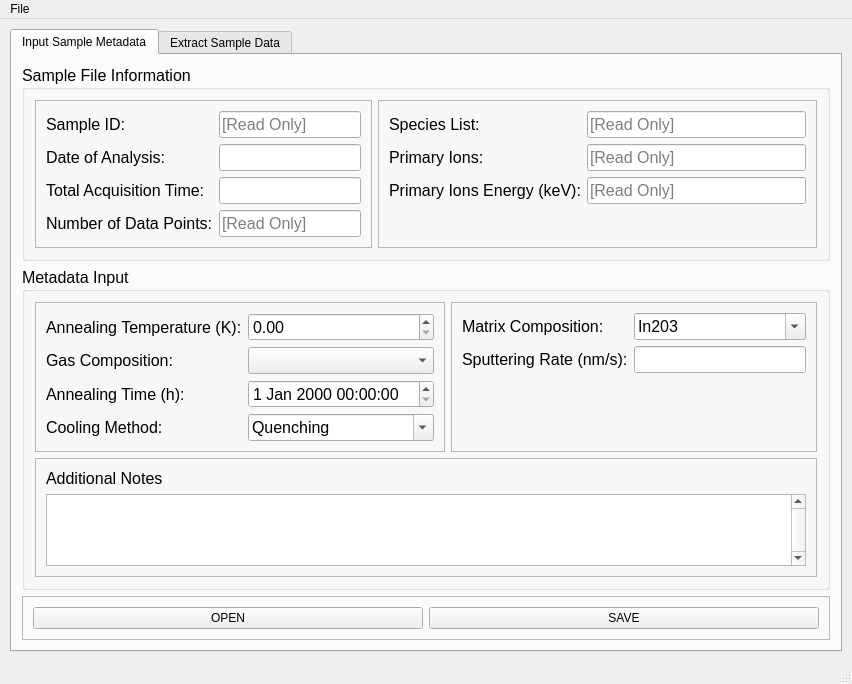
The window that programFiles/MainUI.ui (Gimb0/KS1911-SIMS) describes before a commit, drawn with Qt 5.
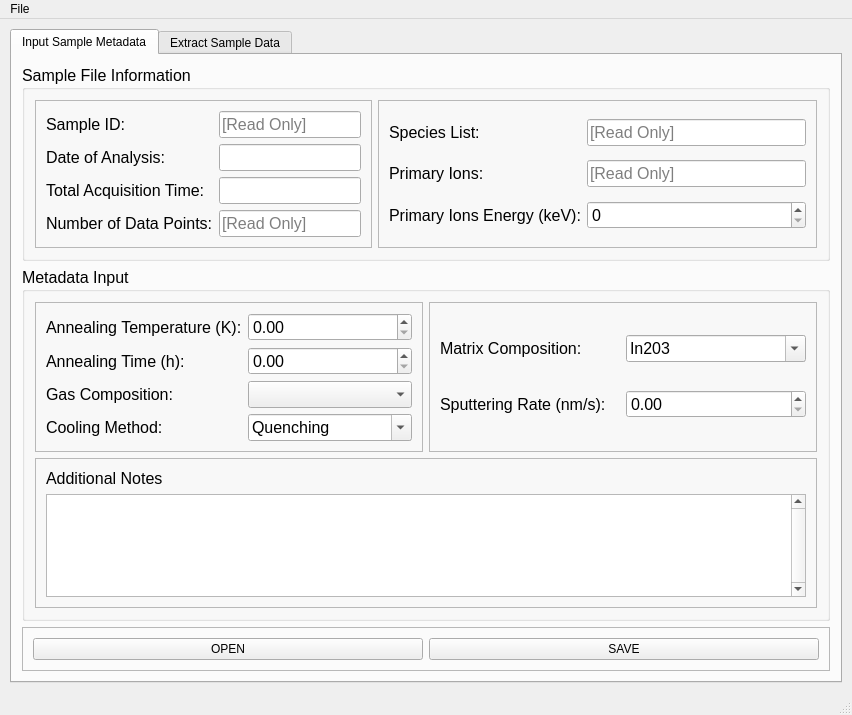
The same window after the commit. The open tabs and pages were chosen to show the change.

Patch:
```diff
--- a/programFiles/MainUI.ui
+++ b/programFiles/MainUI.ui
@@ -7,7 +7,7 @@
     <x>0</x>
     <y>0</y>
     <width>852</width>
-    <height>641</height>
+    <height>715</height>
    </rect>
   </property>
   <property name="sizePolicy">
@@ -23,8 +23,11 @@
    <layout class="QGridLayout" name="gridLayout_4">
     <item row="0" column="0">
      <widget class="QTabWidget" name="TabWidget">
+      <property name="tabPosition">
+       <enum>QTabWidget::North</enum>
+      </property>
       <property name="currentIndex">
-       <number>1</number>
+       <number>0</number>
       </property>
       <widget class="QWidget" name="InputTab">
        <attribute name="title">
@@ -32,9 +35,9 @@
        </attribute>
        <layout class="QVBoxLayout" name="verticalLayout_2">
         <item>
-         <widget class="QGroupBox" name="inputDataGroupBox">
+         <widget class="QGroupBox" name="metadataGroup">
           <property name="sizePolicy">
-           <sizepolicy hsizetype="Expanding" vsizetype="Expanding">
+           <sizepolicy hsizetype="Preferred" vsizetype="Preferred">
             <horstretch>0</horstretch>
             <verstretch>0</verstretch>
            </sizepolicy>
@@ -47,12 +50,12 @@
           <property name="title">
            <string>Sample File Information</string>
           </property>
-          <layout class="QFormLayout" name="formLayout_3">
+          <layout class="QGridLayout" name="gridLayout_8">
            <item row="0" column="0">
-            <widget class="QFrame" name="sampleFrame1">
+            <widget class="QFrame" name="MDFrame1">
              <property name="sizePolicy">
-              <sizepolicy hsizetype="Expanding" vsizetype="Preferred">
-               <horstretch>2</horstretch>
+              <sizepolicy hsizetype="Fixed" vsizetype="Preferred">
+               <horstretch>30</horstretch>
                <verstretch>0</verstretch>
               </sizepolicy>
              </property>
@@ -62,8 +65,8 @@
              <property name="frameShadow">
               <enum>QFrame::Raised</enum>
              </property>
-             <layout class="QFormLayout" name="formLayout">
-              <item row="1" column="0">
+             <layout class="QGridLayout" name="gridLayout_9">
+              <item row="0" column="0">
                <widget class="QLabel" name="sampleIDLabel">
                 <property name="font">
                  <font>
@@ -75,7 +78,7 @@
                 </property>
                </widget>
               </item>
-              <item row="1" column="1">
+              <item row="0" column="1">
                <widget class="QLineEdit" name="sampleIDText">
                 <property name="readOnly">
                  <bool>true</bool>
@@ -88,7 +91,7 @@
                 </property>
                </widget>
               </item>
-              <item row="2" column="0">
+              <item row="1" column="0">
                <widget class="QLabel" name="sampleDateLabel">
                 <property name="font">
                  <font>
@@ -100,7 +103,7 @@
                 </property>
                </widget>
               </item>
-              <item row="2" column="1">
+              <item row="1" column="1">
                <widget class="QLineEdit" name="sampleDateDate">
                 <property name="sizePolicy">
                  <sizepolicy hsizetype="MinimumExpanding" vsizetype="Fixed">
@@ -113,7 +116,7 @@
                 </property>
                </widget>
               </item>
-              <item row="3" column="0">
+              <item row="2" column="0">
                <widget class="QLabel" name="sampleAcqTimeLabel">
                 <property name="font">
                  <font>
@@ -125,7 +128,7 @@
                 </property>
                </widget>
               </item>
-              <item row="3" column="1">
+              <item row="2" column="1">
                <widget class="QLineEdit" name="sampleAcqTimeTime">
                 <property name="sizePolicy">
                  <sizepolicy hsizetype="MinimumExpanding" vsizetype="Fixed">
@@ -138,7 +141,7 @@
                 </property>
                </widget>
               </item>
-              <item row="4" column="0">
+              <item row="3" column="0">
                <widget class="QLabel" name="sampleDataPointsLabel">
                 <property name="font">
                  <font>
@@ -150,7 +153,7 @@
                 </property>
                </widget>
               </item>
-              <item row="4" column="1">
+              <item row="3" column="1">
                <widget class="QLineEdit" name="sampleDataPointsText">
                 <property name="readOnly">
                  <bool>true</bool>
@@ -164,26 +167,20 @@
             </widget>
            </item>
            <item row="0" column="1">
-            <widget class="QFrame" name="sampleFrame2">
+            <widget class="QFrame" name="MDFrame2">
+             <property name="sizePolicy">
+              <sizepolicy hsizetype="Expanding" vsizetype="Preferred">
+               <horstretch>0</horstretch>
+               <verstretch>0</verstretch>
+              </sizepolicy>
+             </property>
              <property name="frameShape">
               <enum>QFrame::StyledPanel</enum>
              </property>
              <property name="frameShadow">
               <enum>QFrame::Raised</enum>
              </property>
-             <layout class="QFormLayout" name="formLayout_6">
-              <item row="0" column="0">
-               <widget class="QLabel" name="speciesListLabel">
-                <property name="font">
-                 <font>
-                  <pointsize>12</pointsize>
-                 </font>
-                </property>
-                <property name="text">
-                 <string>Species List:</string>
-                </property>
-               </widget>
-              </item>
+             <layout class="QGridLayout" name="gridLayout_10">
               <item row="2" column="0">
                <widget class="QLabel" name="samplePriIONLabel">
                 <property name="font">
@@ -196,7 +193,7 @@
                 </property>
                </widget>
               </item>
-              <item row="4" column="0">
+              <item row="3" column="0">
                <widget class="QLabel" name="samplePriIONELabel">
                 <property name="font">
                  <font>
@@ -208,17 +205,7 @@
                 </property>
                </widget>
               </item>
-              <item row="0" column="1">
-               <widget class="QLineEdit" name="speciesListText">
-                <property name="readOnly">
-                 <bool>true</bool>
-                </property>
-                <property name="placeholderText">
-                 <string>[Read Only]</string>
-                </property>
-               </widget>
-              </item>
-              <item row="2" column="1">
+              <item row="2" column="2">
                <widget class="QLineEdit" name="samplePriIONText">
                 <property name="readOnly">
                  <bool>true</bool>
@@ -228,8 +215,26 @@
                 </property>
                </widget>
               </item>
-              <item row="4" column="1">
-               <widget class="QLineEdit" name="samplePriIONEText">
+              <item row="0" column="0">
+               <widget class="QLabel" name="speciesListLabel">
+                <property name="font">
+                 <font>
+                  <pointsize>12</pointsize>
+                 </font>
+                </property>
+                <property name="text">
+                 <string>Species List:</string>
+                </property>
+               </widget>
+              </item>
+              <item row="0" column="2">
+               <widget class="QLineEdit" name="speciesListText">
+                <property name="sizePolicy">
+                 <sizepolicy hsizetype="Expanding" vsizetype="Maximum">
+                  <horstretch>0</horstretch>
+                  <verstretch>0</verstretch>
+                 </sizepolicy>
+                </property>
                 <property name="readOnly">
                  <bool>true</bool>
                 </property>
@@ -238,6 +243,9 @@
                 </property>
                </widget>
               </item>
+              <item row="3" column="2">
+               <widget class="QSpinBox" name="samplePriIONEValue"/>
+              </item>
              </layout>
             </widget>
            </item>
@@ -256,7 +264,7 @@
           </property>
           <layout class="QGridLayout" name="gridLayout">
            <item row="1" column="0" colspan="2">
-            <widget class="QFrame" name="frame_2">
+            <widget class="QFrame" name="MDInputFrame3">
              <property name="frameShape">
               <enum>QFrame::StyledPanel</enum>
              </property>
@@ -265,7 +273,7 @@
              </property>
              <layout class="QVBoxLayout" name="verticalLayout_3">
               <item>
-               <widget class="QLabel" name="label_8">
+               <widget class="QLabel" name="addNotesLabel">
                 <property name="font">
                  <font>
                   <pointsize>12</pointsize>
@@ -277,7 +285,7 @@
                </widget>
               </item>
               <item>
-               <widget class="QTextEdit" name="textEdit">
+               <widget class="QTextEdit" name="addNotesText">
                 <property name="sizePolicy">
                  <sizepolicy hsizetype="Expanding" vsizetype="Expanding">
                   <horstretch>0</horstretch>
@@ -296,7 +304,7 @@
             </widget>
            </item>
            <item row="0" column="1">
-            <widget class="QFrame" name="frame">
+            <widget class="QFrame" name="MDInputFrame2">
              <property name="sizePolicy">
               <sizepolicy hsizetype="Expanding" vsizetype="Preferred">
                <horstretch>10</horstretch>
@@ -309,9 +317,9 @@
              <property name="frameShadow">
               <enum>QFrame::Raised</enum>
              </property>
-             <layout class="QFormLayout" name="formLayout_5">
+             <layout class="QGridLayout" name="gridLayout_11">
               <item row="0" column="0">
-               <widget class="QLabel" name="label_5">
+               <widget class="QLabel" name="matrixCompLabel">
                 <property name="font">
                  <font>
                   <pointsize>12</pointsize>
@@ -323,7 +331,7 @@
                </widget>
               </item>
               <item row="0" column="1">
-               <widget class="QComboBox" name="comboBox">
+               <widget class="QComboBox" name="matrixCompComboBox">
                 <property name="editable">
                  <bool>true</bool>
                 </property>
@@ -339,8 +347,8 @@
                 </item>
                </widget>
               </item>
-              <item row="2" column="0">
-               <widget class="QLabel" name="label_4">
+              <item row="1" column="0">
+               <widget class="QLabel" name="sputtRateLabel">
                 <property name="font">
                  <font>
                   <pointsize>12</pointsize>
@@ -351,14 +359,14 @@
                 </property>
                </widget>
               </item>
-              <item row="2" column="1">
-               <widget class="QLineEdit" name="lineEdit_3"/>
+              <item row="1" column="1">
+               <widget class="QDoubleSpinBox" name="sputtRateValue"/>
               </item>
              </layout>
             </widget>
            </item>
            <item row="0" column="0">
-            <widget class="QFrame" name="sampleInputFrame1">
+            <widget class="QFrame" name="MDInputFrame1">
              <property name="sizePolicy">
               <sizepolicy hsizetype="Expanding" vsizetype="Preferred">
                <horstretch>10</horstretch>
@@ -371,8 +379,11 @@
              <property name="frameShadow">
               <enum>QFrame::Raised</enum>
              </property>
-             <layout class="QFormLayout" name="formLayout_2">
-              <item row="1" column="0">
+             <layout class="QGridLayout" name="gridLayout_12">
+              <item row="0" column="1">
+               <widget class="QDoubleSpinBox" name="inputAnnTemp"/>
+              </item>
+              <item row="2" column="0">
                <widget class="QLabel" name="label_2">
                 <property name="font">
                  <font>
@@ -384,7 +395,19 @@
                 </property>
                </widget>
               </item>
-              <item row="3" column="0">
+              <item row="4" column="1">
+               <widget class="QComboBox" name="inputCoolingMethod">
+                <property name="editable">
+                 <bool>true</bool>
+                </property>
+                <item>
+                 <property name="text">
+                  <string>Quenching</string>
+                 </property>
+                </item>
+               </widget>
+              </item>
+              <item row="4" column="0">
                <widget class="QLabel" name="label_3">
                 <property name="font">
                  <font>
@@ -396,21 +419,6 @@
                 </property>
                </widget>
               </item>
-              <item row="3" column="1">
-               <widget class="QComboBox" name="comboBox_2">
-                <property name="editable">
-                 <bool>true</bool>
-                </property>
-                <item>
-                 <property name="text">
-                  <string>Quenching</string>
-                 </property>
-                </item>
-               </widget>
-              </item>
-              <item row="1" column="1">
-               <widget class="QComboBox" name="comboBox_3"/>
-              </item>
               <item row="0" column="0">
                <widget class="QLabel" name="label_7">
                 <property name="font">
@@ -423,10 +431,10 @@
                 </property>
                </widget>
               </item>
-              <item row="0" column="1">
-               <widget class="QDoubleSpinBox" name="doubleSpinBox"/>
+              <item row="2" column="1">
+               <widget class="QComboBox" name="inputGasComposition"/>
               </item>
-              <item row="2" column="0">
+              <item row="1" column="0">
                <widget class="QLabel" name="label_6">
                 <property name="font">
                  <font>
@@ -438,8 +446,8 @@
                 </property>
                </widget>
               </item>
-              <item row="2" column="1">
-               <widget class="QDateTimeEdit" name="dateTimeEdit"/>
+              <item row="1" column="1">
+               <widget class="QDoubleSpinBox" name="inputAnnTime"/>
               </item>
              </layout>
             </widget>
@@ -457,7 +465,7 @@
           </property>
           <layout class="QGridLayout" name="gridLayout_2">
            <item row="0" column="0">
-            <widget class="QPushButton" name="pushButton">
+            <widget class="QPushButton" name="openDFButton">
              <property name="sizePolicy">
               <sizepolicy hsizetype="Preferred" vsizetype="Fixed">
                <horstretch>0</horstretch>
@@ -470,7 +478,7 @@
             </widget>
            </item>
            <item row="0" column="1">
-            <widget class="QPushButton" name="pushButton_2">
+            <widget class="QPushButton" name="saveDataButton">
              <property name="sizePolicy">
               <sizepolicy hsizetype="Preferred" vsizetype="Fixed">
                <horstretch>0</horstretch>
@@ -487,20 +495,20 @@
         </item>
        </layout>
       </widget>
-      <widget class="QWidget" name="tab">
+      <widget class="QWidget" name="ExtractTab">
        <attribute name="title">
         <string>Extract Sample Data</string>
        </attribute>
        <layout class="QGridLayout" name="gridLayout_7">
         <item row="3" column="1">
-         <widget class="QPushButton" name="pushButton_3">
+         <widget class="QPushButton" name="extractDataButton">
           <property name="text">
            <string>EXTRACT SPECIES DATA TO CSV</string>
           </property>
          </widget>
         </item>
         <item row="0" column="1">
-         <widget class="QGroupBox" name="groupBox_4">
+         <widget class="QGroupBox" name="filtersGroup">
           <property name="font">
            <font>
             <pointsize>12</pointsize>
@@ -511,7 +519,7 @@
           </property>
           <layout class="QGridLayout" name="gridLayout_3">
            <item row="0" column="0">
-            <widget class="QLabel" name="label_11">
+            <widget class="QLabel" name="filterSpeciesLabel">
              <property name="font">
               <font>
                <pointsize>12</pointsize>
@@ -523,7 +531,7 @@
             </widget>
            </item>
            <item row="4" column="1">
-            <widget class="QLabel" name="label_15">
+            <widget class="QLabel" name="filterGasCompLabel">
              <property name="font">
               <font>
                <pointsize>12</pointsize>
@@ -535,7 +543,7 @@
             </widget>
            </item>
            <item row="4" column="0">
-            <widget class="QLabel" name="label_14">
+            <widget class="QLabel" name="filterMatrixCompLabel">
              <property name="font">
               <font>
                <pointsize>12</pointsize>
@@ -547,7 +555,7 @@
             </widget>
            </item>
            <item row="0" column="1">
-            <widget class="QLabel" name="label_12">
+            <widget class="QLabel" name="filterAnnTempLabel">
              <property name="font">
               <font>
                <pointsize>12</pointsize>
@@ -559,7 +567,7 @@
             </widget>
            </item>
            <item row="2" column="1">
-            <widget class="QLabel" name="label_13">
+            <widget class="QLabel" name="filterCoolingLabel">
              <property name="font">
               <font>
                <pointsize>12</pointsize>
@@ -571,12 +579,12 @@
             </widget>
            </item>
            <item row="1" column="0" rowspan="3">
-            <widget class="QListWidget" name="listWidget_2">
+            <widget class="QListWidget" name="filterSpeciesList">
              <property name="verticalScrollBarPolicy">
               <enum>Qt::ScrollBarAsNeeded</enum>
              </property>
              <property name="selectionMode">
-              <enum>QAbstractItemView::SingleSelection</enum>
+              <enum>QAbstractItemView::MultiSelection</enum>
              </property>
              <item>
               <property name="text">
@@ -606,7 +614,10 @@
             </widget>
            </item>
            <item row="1" column="1">
-            <widget class="QListWidget" name="listWidget_3">
+            <widget class="QListWidget" name="filterAnnTempList">
+             <property name="selectionMode">
+              <enum>QAbstractItemView::MultiSelection</enum>
+             </property>
              <item>
               <property name="text">
                <string>Sample Temps</string>
@@ -625,7 +636,10 @@
             </widget>
            </item>
            <item row="3" column="1">
-            <widget class="QListWidget" name="listWidget_4">
+            <widget class="QListWidget" name="filterCoolingList">
+             <property name="selectionMode">
+              <enum>QAbstractItemView::MultiSelection</enum>
+             </property>
              <item>
               <property name="text">
                <string>Sample cooling methods</string>
@@ -639,7 +653,10 @@
             </widget>
            </item>
            <item row="5" column="1">
-            <widget class="QListWidget" name="listWidget_6">
+            <widget class="QListWidget" name="filterGasCompList">
+             <property name="selectionMode">
+              <enum>QAbstractItemView::MultiSelection</enum>
+             </property>
              <item>
               <property name="text">
                <string>Sample gas comps.</string>
@@ -653,7 +670,10 @@
             </widget>
            </item>
            <item row="5" column="0">
-            <widget class="QListWidget" name="listWidget_5">
+            <widget class="QListWidget" name="filterMatrixCompList">
+             <property name="selectionMode">
+              <enum>QAbstractItemView::MultiSelection</enum>
+             </property>
              <item>
               <property name="text">
                <string>Sample Matric comps</string>
@@ -675,7 +695,7 @@
          </widget>
         </item>
         <item row="1" column="1" rowspan="2">
-         <widget class="QGroupBox" name="groupBox_6">
+         <widget class="QGroupBox" name="outputSelectionsGroup">
           <property name="font">
            <font>
             <pointsize>12</pointsize>
@@ -686,7 +706,7 @@
           </property>
           <layout class="QGridLayout" name="gridLayout_5">
            <item row="0" column="0">
-            <widget class="QLabel" name="label_18">
+            <widget class="QLabel" name="outNormLabel">
              <property name="font">
               <font>
                <pointsize>12</pointsize>
@@ -698,7 +718,7 @@
             </widget>
            </item>
            <item row="0" column="1">
-            <widget class="QLabel" name="label_19">
+            <widget class="QLabel" name="outSpeciesLabel">
              <property name="font">
               <font>
                <pointsize>12</pointsize>
@@ -710,7 +730,7 @@
             </widget>
            </item>
            <item row="1" column="0">
-            <widget class="QListWidget" name="listWidget_7">
+            <widget class="QListWidget" name="outNormList">
              <item>
               <property name="text">
                <string>Sample Norm. Species</string>
@@ -739,7 +759,7 @@
             </widget>
            </item>
            <item row="1" column="1">
-            <widget class="QListWidget" name="listWidget_8">
+            <widget class="QListWidget" name="outSpeciesList">
              <item>
               <property name="text">
                <string>Sample Output species</string>
@@ -761,7 +781,7 @@
          </widget>
         </item>
         <item row="0" column="0">
-         <widget class="QGroupBox" name="groupBox_3">
+         <widget class="QGroupBox" name="samplesGroup">
           <property name="font">
            <font>
             <pointsize>12</pointsize>
@@ -772,7 +792,7 @@
           </property>
           <layout class="QGridLayout" name="gridLayout_6">
            <item row="0" column="0">
-            <widget class="QListWidget" name="listWidget">
+            <widget class="QListWidget" name="samplesList">
              <property name="verticalScrollBarPolicy">
               <enum>Qt::ScrollBarAlwaysOn</enum>
              </property>
@@ -802,7 +822,7 @@
          </widget>
         </item>
         <item row="1" column="0" rowspan="2">
-         <widget class="QGroupBox" name="groupBox_5">
+         <widget class="QGroupBox" name="MDROGroup">
           <property name="font">
            <font>
             <pointsize>12</pointsize>
@@ -825,13 +845,10 @@
             </widget>
            </item>
            <item>
-            <widget class="QLineEdit" name="lineEdit">
+            <widget class="QDoubleSpinBox" name="extractAnnTempValue">
              <property name="readOnly">
               <bool>true</bool>
              </property>
-             <property name="placeholderText">
-              <string>[Read Only]</string>
-             </property>
             </widget>
            </item>
            <item>
@@ -847,13 +864,10 @@
             </widget>
            </item>
            <item>
-            <widget class="QLineEdit" name="lineEdit_2">
+            <widget class="QDoubleSpinBox" name="extractSputtRateValue">
              <property name="readOnly">
               <bool>true</bool>
              </property>
-             <property name="placeholderText">
-              <string>[Read Only]</string>
-             </property>
             </widget>
            </item>
           </layout>
@@ -871,7 +885,7 @@
      <x>0</x>
      <y>0</y>
      <width>852</width>
-     <height>21</height>
+     <height>22</height>
     </rect>
    </property>
    <widget class="QMenu" name="menuFile">
```
Left out of the diff: 28 changed lines with no effect on the pictures.
